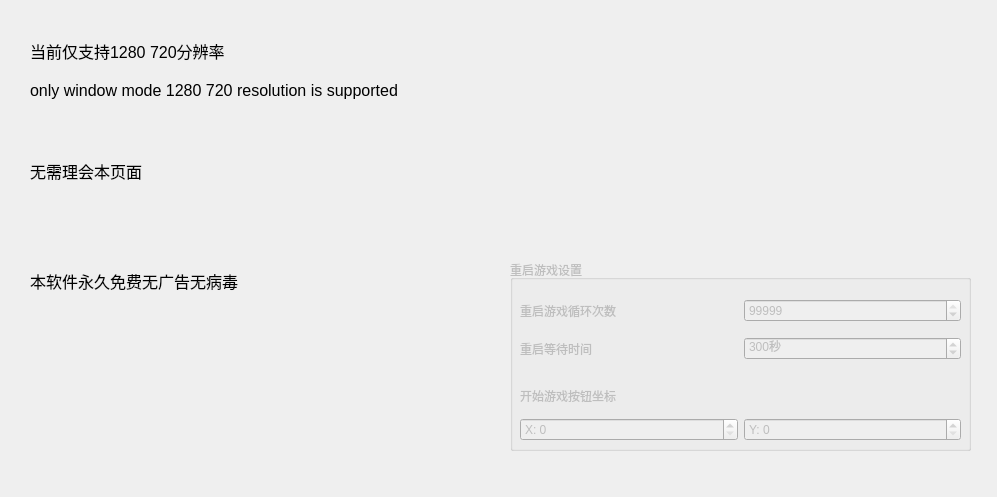
This is generalpanel.ui in A-SunsetMkt-Forks/wuwaBackendTool as Qt 5 draws it before an edit. The edited form follows.
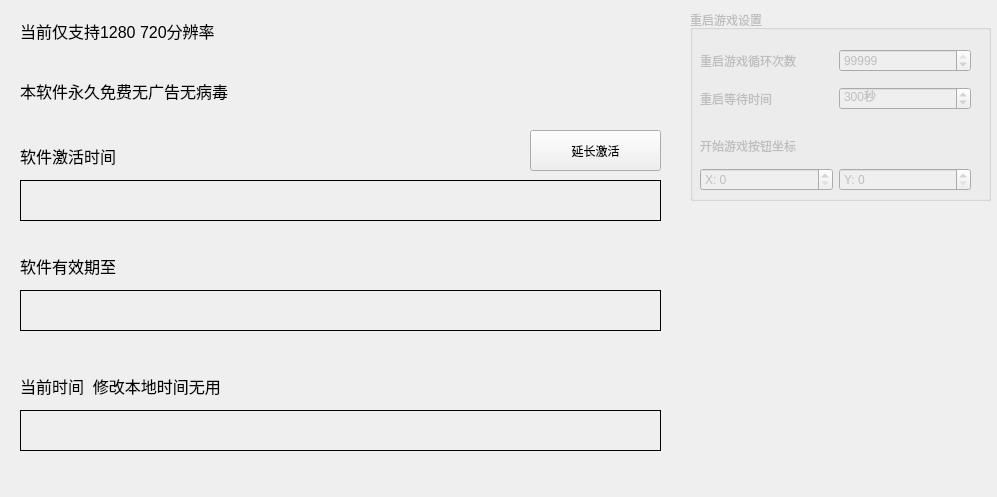
This is the edited form.

```diff
--- a/generalpanel.ui
+++ b/generalpanel.ui
@@ -16,8 +16,8 @@
   <widget class="QLabel" name="label">
    <property name="geometry">
     <rect>
-     <x>30</x>
-     <y>30</y>
+     <x>20</x>
+     <y>10</y>
      <width>341</width>
      <height>41</height>
     </rect>
@@ -31,33 +31,15 @@
     <string>当前仅支持1280 720分辨率</string>
    </property>
   </widget>
-  <widget class="QLabel" name="label_2">
-   <property name="geometry">
-    <rect>
-     <x>30</x>
-     <y>70</y>
-     <width>731</width>
-     <height>41</height>
-    </rect>
-   </property>
-   <property name="font">
-    <font>
-     <pointsize>12</pointsize>
-    </font>
-   </property>
-   <property name="text">
-    <string>only window mode 1280 720 resolution is supported</string>
-   </property>
-  </widget>
   <widget class="QGroupBox" name="groupBox">
    <property name="enabled">
     <bool>false</bool>
    </property>
    <property name="geometry">
     <rect>
-     <x>510</x>
-     <y>260</y>
-     <width>461</width>
+     <x>690</x>
+     <y>10</y>
+     <width>301</width>
      <height>191</height>
     </rect>
    </property>
@@ -69,7 +51,7 @@
      <rect>
       <x>10</x>
       <y>30</y>
-      <width>441</width>
+      <width>271</width>
       <height>81</height>
      </rect>
     </property>
@@ -135,7 +117,7 @@
      <rect>
       <x>10</x>
       <y>120</y>
-      <width>441</width>
+      <width>271</width>
       <height>61</height>
      </rect>
     </property>
@@ -180,29 +162,11 @@
     </layout>
    </widget>
   </widget>
-  <widget class="QLabel" name="label_6">
-   <property name="geometry">
-    <rect>
-     <x>30</x>
-     <y>150</y>
-     <width>731</width>
-     <height>41</height>
-    </rect>
-   </property>
-   <property name="font">
-    <font>
-     <pointsize>12</pointsize>
-    </font>
-   </property>
-   <property name="text">
-    <string>无需理会本页面</string>
-   </property>
-  </widget>
   <widget class="QLabel" name="label_7">
    <property name="geometry">
     <rect>
-     <x>30</x>
-     <y>260</y>
+     <x>20</x>
+     <y>70</y>
      <width>731</width>
      <height>41</height>
     </rect>
@@ -216,6 +180,136 @@
     <string>本软件永久免费无广告无病毒</string>
    </property>
   </widget>
+  <widget class="QLabel" name="label_8">
+   <property name="geometry">
+    <rect>
+     <x>20</x>
+     <y>140</y>
+     <width>481</width>
+     <height>31</height>
+    </rect>
+   </property>
+   <property name="font">
+    <font>
+     <pointsize>12</pointsize>
+    </font>
+   </property>
+   <property name="text">
+    <string>软件激活时间</string>
+   </property>
+  </widget>
+  <widget class="QLabel" name="activateStartTime">
+   <property name="geometry">
+    <rect>
+     <x>20</x>
+     <y>180</y>
+     <width>641</width>
+     <height>41</height>
+    </rect>
+   </property>
+   <property name="font">
+    <font>
+     <pointsize>12</pointsize>
+    </font>
+   </property>
+   <property name="frameShape">
+    <enum>QFrame::Box</enum>
+   </property>
+   <property name="text">
+    <string/>
+   </property>
+  </widget>
+  <widget class="QLabel" name="label_9">
+   <property name="geometry">
+    <rect>
+     <x>20</x>
+     <y>250</y>
+     <width>481</width>
+     <height>31</height>
+    </rect>
+   </property>
+   <property name="font">
+    <font>
+     <pointsize>12</pointsize>
+    </font>
+   </property>
+   <property name="text">
+    <string>软件有效期至</string>
+   </property>
+  </widget>
+  <widget class="QLabel" name="expirationTime">
+   <property name="geometry">
+    <rect>
+     <x>20</x>
+     <y>290</y>
+     <width>641</width>
+     <height>41</height>
+    </rect>
+   </property>
+   <property name="font">
+    <font>
+     <pointsize>12</pointsize>
+    </font>
+   </property>
+   <property name="frameShape">
+    <enum>QFrame::Box</enum>
+   </property>
+   <property name="text">
+    <string/>
+   </property>
+  </widget>
+  <widget class="QLabel" name="currentTime">
+   <property name="geometry">
+    <rect>
+     <x>20</x>
+     <y>410</y>
+     <width>641</width>
+     <height>41</height>
+    </rect>
+   </property>
+   <property name="font">
+    <font>
+     <pointsize>12</pointsize>
+    </font>
+   </property>
+   <property name="frameShape">
+    <enum>QFrame::Box</enum>
+   </property>
+   <property name="text">
+    <string/>
+   </property>
+  </widget>
+  <widget class="QLabel" name="label_10">
+   <property name="geometry">
+    <rect>
+     <x>20</x>
+     <y>370</y>
+     <width>481</width>
+     <height>31</height>
+    </rect>
+   </property>
+   <property name="font">
+    <font>
+     <pointsize>12</pointsize>
+    </font>
+   </property>
+   <property name="text">
+    <string>当前时间  修改本地时间无用</string>
+   </property>
+  </widget>
+  <widget class="QPushButton" name="activateBtn">
+   <property name="geometry">
+    <rect>
+     <x>530</x>
+     <y>130</y>
+     <width>131</width>
+     <height>41</height>
+    </rect>
+   </property>
+   <property name="text">
+    <string>延长激活</string>
+   </property>
+  </widget>
  </widget>
  <resources/>
  <connections/>
```
